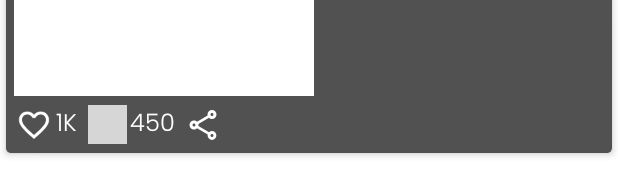
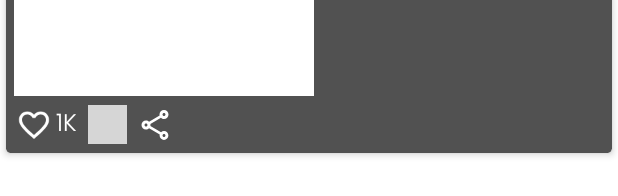
Before and after one commit to JensRas/ScribbleShare, an Android app: the layout profile_post_fragment.xml on its own in the app's theme, with its tools: preview values and no code run, on a phone screen of 412 x 824 dp. Shown: the part 269-465 px from the top of the screen. Run offline under Robolectric (Android 15) with nearby library versions, the phone set to English and light mode, and no system bars; network calls fail; grey boxes are pictures that could not be loaded.

Commit message:
Small change

```diff
--- a/Frontend/app/src/main/res/layout/profile_post_fragment.xml
+++ b/Frontend/app/src/main/res/layout/profile_post_fragment.xml
@@ -93,16 +93,6 @@
                 app:srcCompat="@drawable/ic_outline_comment_24"
                 />
 
-            <TextView
-                android:id="@+id/post_comment_count"
-                android:layout_width="wrap_content"
-                android:layout_height="wrap_content"
-                android:layout_marginLeft="2dp"
-                android:fontFamily="@font/poppins_light"
-                android:text="450"
-                android:textColor="@color/white"
-                android:textSize="16sp" />
-
             <ImageButton
                 android:id="@+id/post_share_button"
                 android:layout_width="26dp"
```
Also changed, not shown: Frontend/app/src/main/java/com/example/scribbleshare/postpage/PostPage.java (+7 -7 lines).
